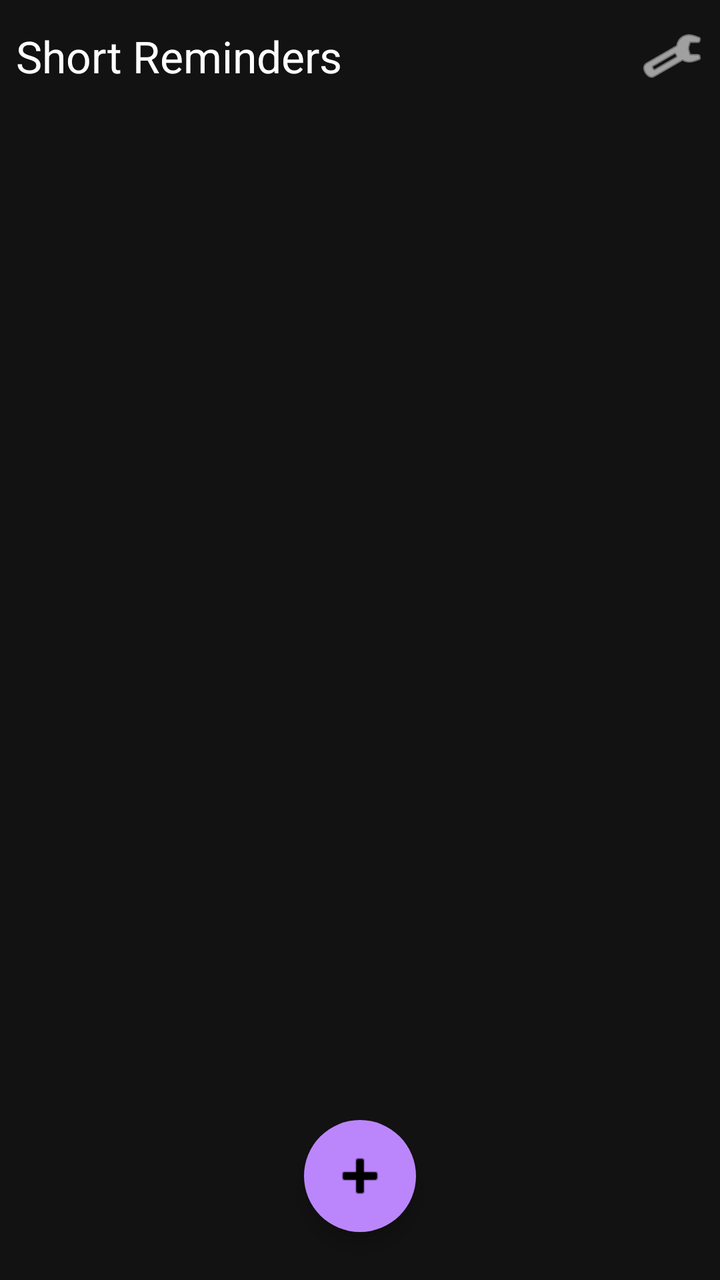
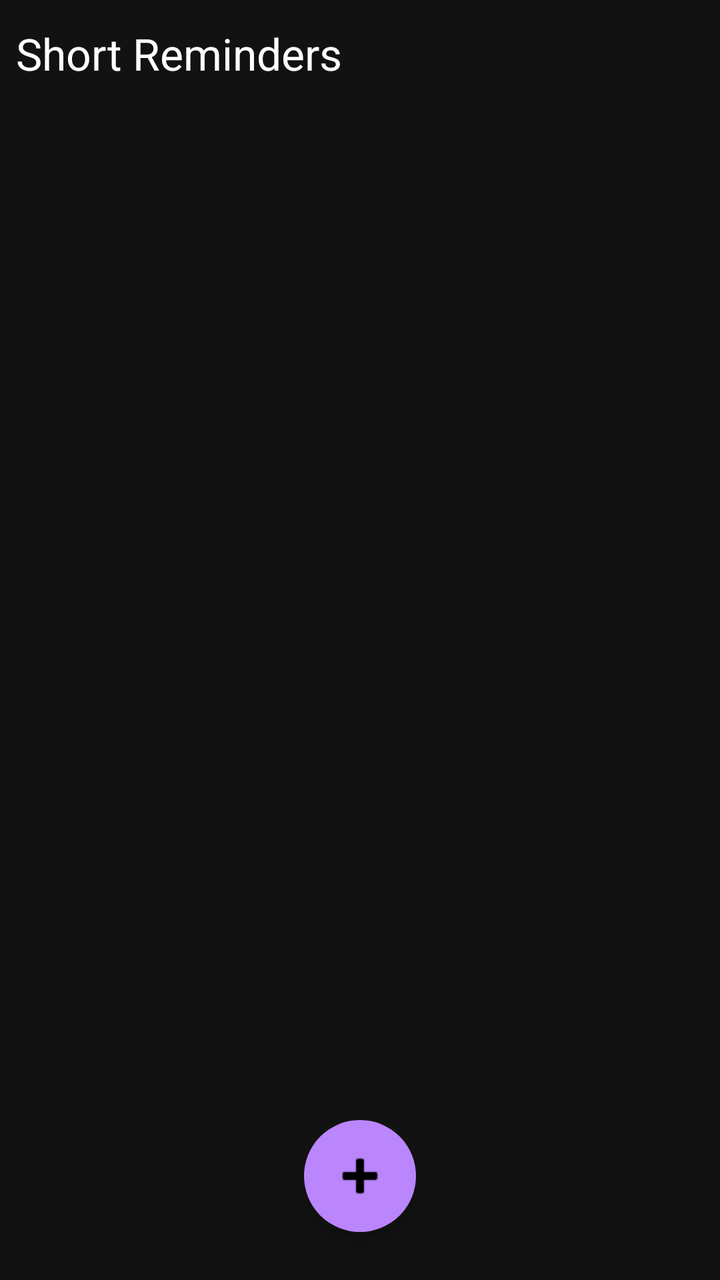

Two renders of the same Android screen: before a commit and after it. Below are the layout's source before the change and the commit's diff.
<!-- AndroidManifest.xml: application theme Theme.LiteReader -->
<!-- res/layout/page_scheduler.xml -->
<?xml version="1.0" encoding="utf-8"?>
<FrameLayout xmlns:android="http://schemas.android.com/apk/res/android"
    android:layout_width="match_parent"
    android:layout_height="match_parent"
    android:background="#121212"
    android:padding="8dp">

    
    <LinearLayout
        android:id="@+id/ll_list"
        android:layout_width="match_parent"
        android:layout_height="match_parent"
        android:orientation="vertical">

        <RelativeLayout
            android:layout_width="match_parent"
            android:layout_height="wrap_content"
            android:paddingBottom="8dp">
            <TextView
                android:layout_width="wrap_content"
                android:layout_height="wrap_content"
                android:text="Short Reminders"
                android:textColor="#FFFFFF"
                android:textSize="22sp"
                android:layout_centerVertical="true" />
            <ImageView
                android:id="@+id/btn_manage"
                android:layout_width="32dp"
                android:layout_height="32dp"
                android:src="@android:drawable/ic_menu_manage"
                android:tint="#FFFFFF"
                android:layout_alignParentEnd="true"
                android:layout_centerVertical="true"
                android:background="?android:attr/selectableItemBackgroundBorderless" />
        </RelativeLayout>

        <TextView
            android:id="@+id/tv_empty"
            android:layout_width="match_parent"
            android:layout_height="match_parent"
            android:gravity="center"
            android:text="No reminders"
            android:textColor="#888888"
            android:visibility="gone" />

        <androidx.recyclerview.widget.RecyclerView
            android:id="@+id/recycler_view"
            android:layout_width="match_parent"
            android:layout_height="match_parent"
            android:clipToPadding="false"
            android:paddingBottom="80dp" />
    </LinearLayout>

    <ImageButton
        android:id="@+id/fab_add"
        android:layout_width="56dp"
        android:layout_height="56dp"
        android:layout_gravity="bottom|center_horizontal"
        android:layout_marginBottom="16dp"
        android:background="@drawable/bg_fab_circle"
        android:elevation="6dp"
        android:src="@android:drawable/ic_input_add"
        android:tint="#000000"
        android:contentDescription="Add reminder" />

    
    <LinearLayout
        android:id="@+id/ll_edit"
        android:layout_width="match_parent"
        android:layout_height="match_parent"
        android:orientation="vertical"
        android:background="#121212"
        android:visibility="gone"
        android:clickable="true">
        
        <TextView
            android:id="@+id/tv_edit_title"
            android:layout_width="wrap_content"
            android:layout_height="wrap_content"
            android:text="Add Reminder"
            android:textColor="#FFFFFF"
            android:textSize="20sp"
            android:paddingBottom="16dp" />

        
        <LinearLayout
            android:layout_width="match_parent"
            android:layout_height="wrap_content"
            android:orientation="horizontal"
            android:gravity="center_vertical">
            <Spinner
                android:id="@+id/spinner_tags"
                android:layout_width="0dp"
                android:layout_weight="1"
                android:layout_height="wrap_content"
                android:backgroundTint="#FFFFFF"
                android:popupBackground="#333333" />
            <ImageView
                android:id="@+id/btn_add_tag_to_reminder"
                android:layout_width="32dp"
                android:layout_height="32dp"
                android:src="@android:drawable/ic_input_add"
                android:tint="#BB86FC"
                android:background="?android:attr/selectableItemBackgroundBorderless" />
        </LinearLayout>
        
        <TextView
            android:id="@+id/tv_selected_tags"
            android:layout_width="match_parent"
            android:layout_height="wrap_content"
            android:textColor="#BB86FC"
            android:paddingVertical="8dp"
            android:textSize="14sp" />

        
        <LinearLayout
            android:layout_width="match_parent"
            android:layout_height="wrap_content"
            android:orientation="horizontal"
            android:gravity="center"
            android:layout_marginVertical="16dp">
            
            <NumberPicker
                android:id="@+id/np_hour"
                android:layout_width="wrap_content"
                android:layout_height="wrap_content" />
            <TextView
                android:layout_width="wrap_content"
                android:layout_height="wrap_content"
                android:text=":"
                android:textColor="#FFFFFF"
                android:textSize="24sp"
                android:paddingHorizontal="4dp"/>
            <NumberPicker
                android:id="@+id/np_minute"
                android:layout_width="wrap_content"
                android:layout_height="wrap_content" />
            <TextView
                android:layout_width="wrap_content"
                android:layout_height="wrap_content"
                android:text=":"
                android:textColor="#FFFFFF"
                android:textSize="24sp"
                android:paddingHorizontal="4dp"/>
            <NumberPicker
                android:id="@+id/np_second"
                android:layout_width="wrap_content"
                android:layout_height="wrap_content" />
            
            <NumberPicker
                android:id="@+id/np_ampm"
                android:layout_width="wrap_content"
                android:layout_height="wrap_content"
                android:layout_marginStart="8dp" />
        </LinearLayout>

        <LinearLayout
            android:layout_width="match_parent"
            android:layout_height="wrap_content"
            android:orientation="horizontal"
            android:gravity="end"
            android:layout_marginTop="16dp">
            <Button
                android:id="@+id/btn_cancel"
                android:layout_width="wrap_content"
                android:layout_height="wrap_content"
                android:text="Cancel"
                android:textColor="#FFFFFF"
                style="?android:attr/borderlessButtonStyle" />
            <Button
                android:id="@+id/btn_save"
                android:layout_width="wrap_content"
                android:layout_height="wrap_content"
                android:text="Save"
                android:textColor="#BB86FC"
                style="?android:attr/borderlessButtonStyle" />
        </LinearLayout>

    </LinearLayout>

</FrameLayout>
<!-- resources referenced by this layout -->
<resources>
  <!-- drawable bg_fab_circle (drawable) -->
  <?xml version="1.0" encoding="utf-8"?>
  <ripple xmlns:android="http://schemas.android.com/apk/res/android"
      android:color="#40FFFFFF">
      <item>
          <shape android:shape="oval">
              <solid android:color="#BB86FC" />
          </shape>
      </item>
  </ripple>
  <style name="Theme.LiteReader" parent="android:Theme.Material.Light.NoActionBar" />
</resources>

<!-- the commit's change to res/layout/page_scheduler.xml (unified diff, before → after) -->
@@ -23,15 +23,6 @@
                 android:textColor="#FFFFFF"
                 android:textSize="22sp"
                 android:layout_centerVertical="true" />
-            <ImageView
-                android:id="@+id/btn_manage"
-                android:layout_width="32dp"
-                android:layout_height="32dp"
-                android:src="@android:drawable/ic_menu_manage"
-                android:tint="#FFFFFF"
-                android:layout_alignParentEnd="true"
-                android:layout_centerVertical="true"
-                android:background="?android:attr/selectableItemBackgroundBorderless" />
         </RelativeLayout>
 
         <TextView
